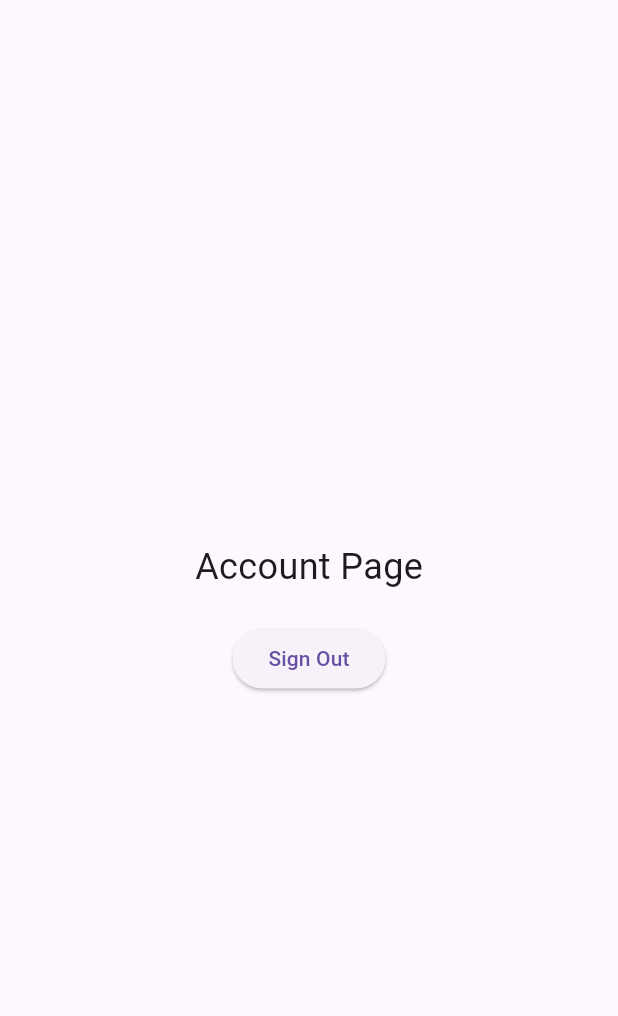
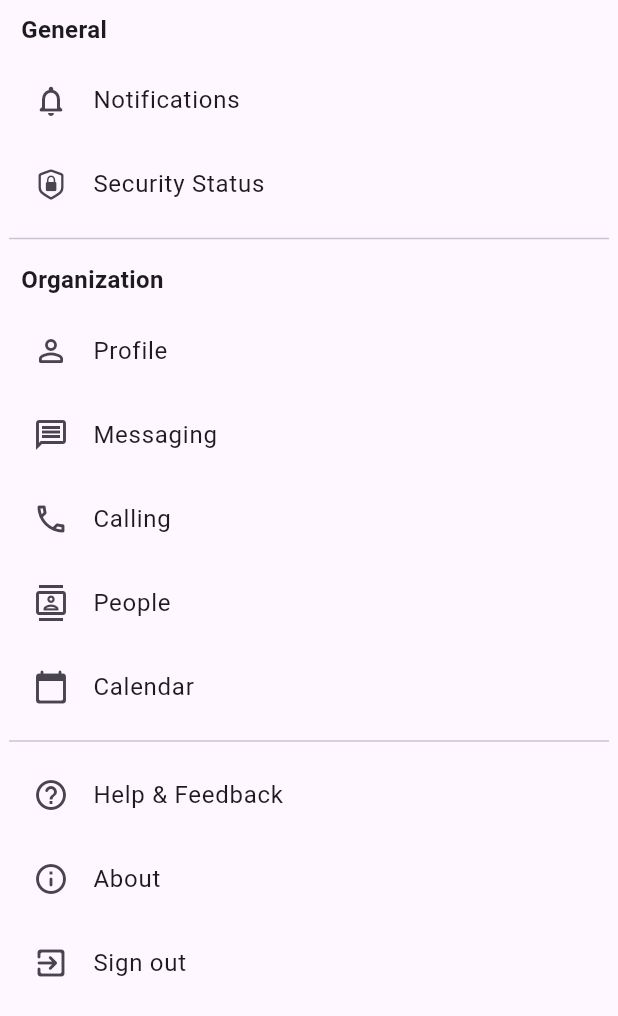
Before and after one commit to bokdotdeveloper/faun_alert, a Flutter app: the AccountPage widget shown alone on an empty page, opened directly, on a phone screen of 412 x 824 dp. Shown: the top 1016 px of the screen. Run offline on Flutter 3.47's test engine with Material 3 defaults, Android fonts, the phone set to English and light mode, and no system bars; our stand-ins replace cloud_firestore, firebase_auth, firebase_core; accounts and stored records are empty; network calls fail.

Commit message:
add new design for home, laws and account page

```diff
--- a/devtools_options.yaml
+++ b/devtools_options.yaml
@@ -1,3 +1,4 @@
 description: This file stores settings for Dart & Flutter DevTools.
 documentation: https://docs.flutter.dev/tools/devtools/extensions#configure-extension-enablement-states
 extensions:
+  - provider: false
--- a/lib/pages/account_page.dart
+++ b/lib/pages/account_page.dart
@@ -1,4 +1,5 @@
 import 'package:firebase_auth/firebase_auth.dart';
+import 'package:flutter/cupertino.dart';
 import 'package:flutter/material.dart';
 
 class AccountPage extends StatefulWidget {
@@ -9,24 +10,120 @@ class AccountPage extends StatefulWidget {
 }
 
 class _AccountPageState extends State<AccountPage> {
+
+  Future _signOut() async {
+    try {
+      await FirebaseAuth.instance.signOut();
+      // Navigate to the login page or perform any other action after sign out
+    } catch (e) {
+      // Handle error if needed
+    }
+  }
+
   @override
   Widget build(BuildContext context) {
     return SafeArea(
       child: Center(
-        child: Column(
-          mainAxisAlignment: MainAxisAlignment.center,
-          children: [
-            const Text('Account Page', style: TextStyle(fontSize: 24)),
-            const SizedBox(height: 20),
-            ElevatedButton(
-              onPressed: () {
-                FirebaseAuth.instance.signOut();
-              },
-              child: const Text('Sign Out'),
-            ),
-          ],
-        ),
+        child: Container(
+          constraints: const BoxConstraints(maxWidth: 400),
+          child: ListView(
+            children: [
+              _SingleSection(
+                  title: "General",
+                  children: [
+                    _CustomListTile(
+                        title: "Notifications",
+                        icon: Icons.notifications_none_rounded),
+                    const _CustomListTile(
+                        title: "Security Status",
+                        icon: CupertinoIcons.lock_shield),
+                  ],
+                ),
+                const Divider(),
+                const _SingleSection(
+                  title: "Organization",
+                  children: [
+                    _CustomListTile(
+                        title: "Profile", icon: Icons.person_outline_rounded),
+                    _CustomListTile(
+                        title: "Messaging", icon: Icons.message_outlined),
+                    _CustomListTile(
+                        title: "Calling", icon: Icons.phone_outlined),
+                    _CustomListTile(
+                        title: "People", icon: Icons.contacts_outlined),
+                    _CustomListTile(
+                        title: "Calendar", icon: Icons.calendar_today_rounded)
+                  ],
+                ),
+                const Divider(),
+                _SingleSection(
+                  children: [
+                    _CustomListTile(
+                        title: "Help & Feedback",
+                        icon: Icons.help_outline_rounded),
+                    _CustomListTile(
+                        title: "About", icon: Icons.info_outline_rounded),
+                    _CustomListTile(
+                        title: "Sign out", icon: Icons.exit_to_app_rounded, onTap: _signOut),
+
+                  ],
+                ),
+            ],
+          ),
+        )
       ),
     );
   }
 }
+
+
+
+
+class _CustomListTile extends StatelessWidget {
+  final String title;
+  final IconData icon;
+  final VoidCallback? onTap;
+  const _CustomListTile(
+      {Key? key, required this.title, required this.icon, this.onTap})
+      : super(key: key);
+
+  @override
+  Widget build(BuildContext context) {
+    return ListTile(
+      title: Text(title),
+      leading: Icon(icon),
+      onTap: onTap,
+    );
+  }
+}
+
+class _SingleSection extends StatelessWidget {
+  final String? title;
+  final List<Widget> children;
+  const _SingleSection({
+    Key? key,
+    this.title,
+    required this.children,
+  }) : super(key: key);
+
+  @override
+  Widget build(BuildContext context) {
+    return Column(
+      mainAxisAlignment: MainAxisAlignment.start,
+      crossAxisAlignment: CrossAxisAlignment.start,
+      children: [
+        if (title != null)
+          Padding(
+            padding: const EdgeInsets.all(8.0),
+            child: Text(
+              title!,
+              style: const TextStyle(fontSize: 16, fontWeight: FontWeight.bold),
+            ),
+          ),
+        Column(
+          children: children,
+        ),
+      ],
+    );
+  }
+}
```
Also changed, not shown: lib/pages/home_main.dart (added, +187 -0 lines), lib/pages/home_page.dart (+32 -2 lines), lib/pages/law_page.dart (added, +144 -0 lines).
